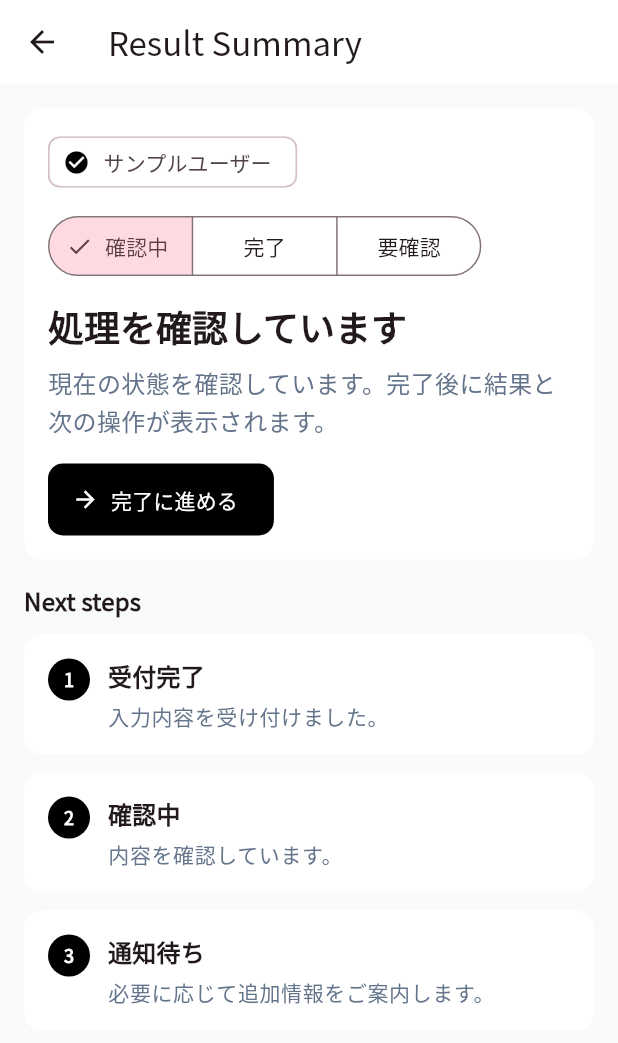
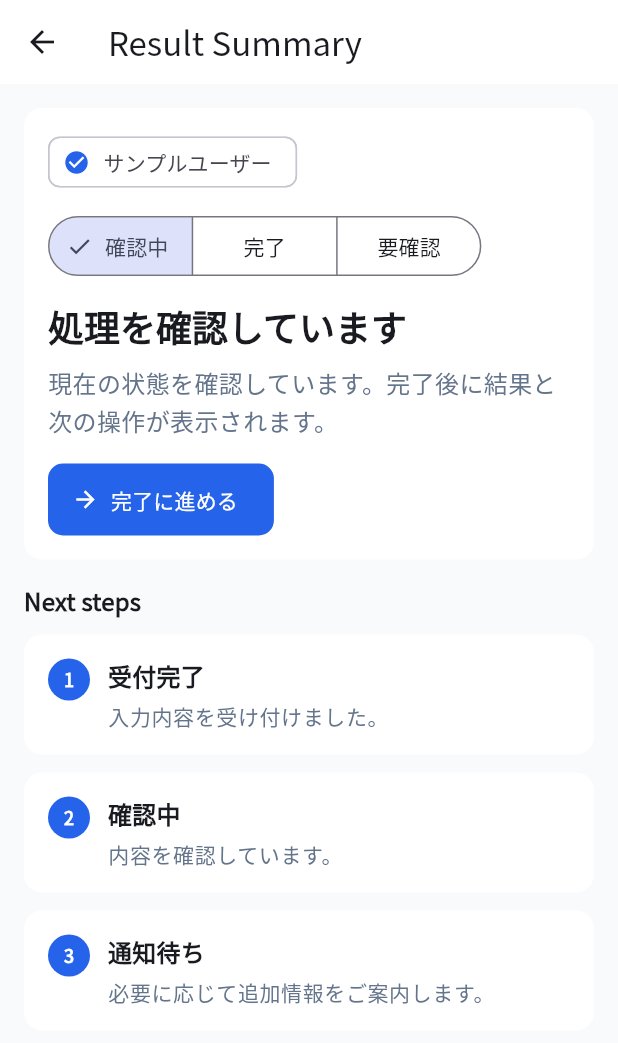
Before and after one commit to sakusaku3939/flutter-widget-previewer-test, a Flutter app: the screen it shows after launch, after a tap on "RESULT", on a phone screen of 412 x 824 dp. Shown: the top 1043 px of the screen. Run offline on Flutter 3.47's test engine with Material 3 defaults, Android fonts, the phone set to English and light mode, and no system bars; our stand-ins replace flutter_riverpod.

```diff
--- a/lib/src/core/design/app_tokens.dart
+++ b/lib/src/core/design/app_tokens.dart
@@ -3,7 +3,7 @@ import 'package:flutter/material.dart';
 class AppTokens {
   const AppTokens._();
 
-  static const Color primary = Color(0xFF000000);
+  static const Color primary = Color(0xFF2563EB);
   static const Color background = Color(0xFFF8FAFC);
   static const Color surface = Color(0xFFFFFFFF);
   static const Color text = Color(0xFF111827);
```
Also changed, not shown: 1 other file.
